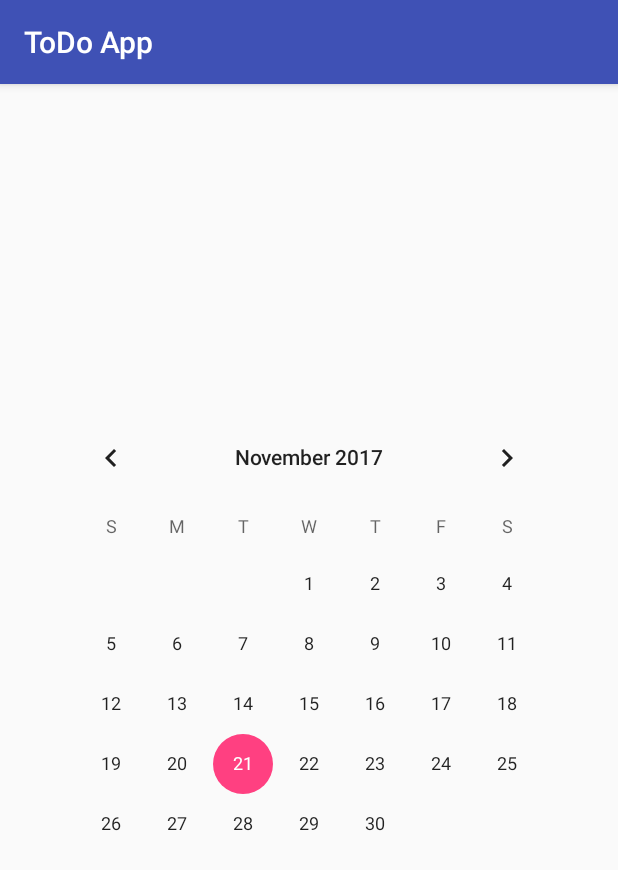
After one commit to Yoni-Satat/andoid_java_final_project, an Android app: the CalenderActivity screen opened directly, with no data from a screen before it, on a phone screen of 412 x 824 dp. The commit adds this screen. Shown: the top 870 px of the screen. Run offline under Robolectric (Android 15) with nearby library versions, the phone set to English and light mode, and no system bars.

Commit message:
added calender activity

```diff
--- a/app/src/main/AndroidManifest.xml
+++ b/app/src/main/AndroidManifest.xml
@@ -17,8 +17,10 @@
             </intent-filter>
         </activity>
         <activity android:name=".controllers.AddTaskActivity" />
-        <activity android:name=".controllers.ShowTaskDescription"
-            android:label="Todo Description"></activity>
+        <activity
+            android:name=".controllers.ShowTaskDescription"
+            android:label="Todo Description" />
+        <activity android:name=".controllers.CalenderActivity"></activity>
     </application>
 
 </manifest>
--- /dev/null
+++ b/app/src/main/java/codeclan/com/todoapp/controllers/CalenderActivity.java
@@ -0,0 +1,17 @@
+package codeclan.com.todoapp.controllers;
+
+import android.support.v7.app.AppCompatActivity;
+import android.os.Bundle;
+import android.view.View;
+
+import codeclan.com.todoapp.R;
+
+public class CalenderActivity extends AppCompatActivity {
+
+
+    @Override
+    protected void onCreate(Bundle savedInstanceState) {
+        super.onCreate(savedInstanceState);
+        setContentView(R.layout.activity_calender);
+    }
+}
--- a/app/src/main/java/codeclan/com/todoapp/controllers/MainActivity.java
+++ b/app/src/main/java/codeclan/com/todoapp/controllers/MainActivity.java
@@ -86,6 +86,11 @@ public class MainActivity extends AppCompatActivity {
         startActivity(addNewTodo);
     }
 
+    public void onClickGoToCalender(View view) {
+        Intent goToCalender = new Intent(this, CalenderActivity.class);
+        startActivity(goToCalender);
+    }
+
     public void onClickDeleteAll(View view) {
         myDb.deleteAll();
 
--- /dev/null
+++ b/app/src/main/res/layout/activity_calender.xml
@@ -0,0 +1,21 @@
+<?xml version="1.0" encoding="utf-8"?>
+<android.support.constraint.ConstraintLayout xmlns:android="http://schemas.android.com/apk/res/android"
+    xmlns:app="http://schemas.android.com/apk/res-auto"
+    xmlns:tools="http://schemas.android.com/tools"
+    android:layout_width="match_parent"
+    android:layout_height="match_parent"
+    tools:context="codeclan.com.todoapp.controllers.CalenderActivity">
+
+    <CalendarView
+        android:id="@+id/calendarView"
+        android:layout_width="wrap_content"
+        android:layout_height="wrap_content"
+        android:layout_marginBottom="8dp"
+        android:layout_marginEnd="8dp"
+        android:layout_marginStart="8dp"
+        android:layout_marginTop="8dp"
+        app:layout_constraintBottom_toBottomOf="parent"
+        app:layout_constraintEnd_toEndOf="parent"
+        app:layout_constraintStart_toStartOf="parent"
+        app:layout_constraintTop_toTopOf="parent" />
+</android.support.constraint.ConstraintLayout>
--- a/app/src/main/res/values/strings.xml
+++ b/app/src/main/res/values/strings.xml
@@ -4,6 +4,7 @@
     <string name="add_new_task">Add New Todo</string>
     <string name="enter_task">Enter todo detalis...</string>
     <string name="save_new_todo">SAVE</string>
-    <string name="delete_all">DELETE ALL TODOS</string>
+    <string name="delete_all">DELETE ALL</string>
     <string name="todo_title">Enter todo title...</string>
+    <string name="date_due">DATE DUE</string>
 </resources>
```
Also changed, not shown: app/src/main/res/layout/activity_main.xml (+20 -3 lines), app/src/main/res/layout/task_items.xml (+10 -3 lines).
